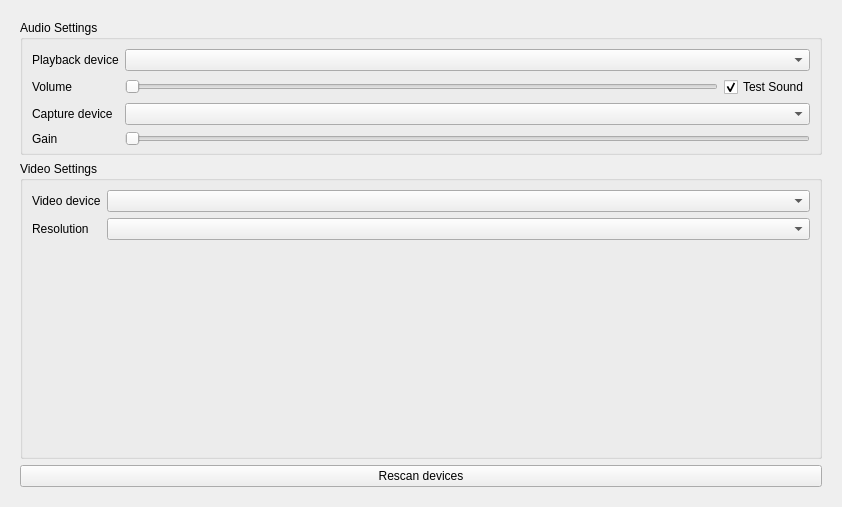
Above: src/widget/form/settings/avform.ui from qTox/qTox before the change. Below: the same form after it.
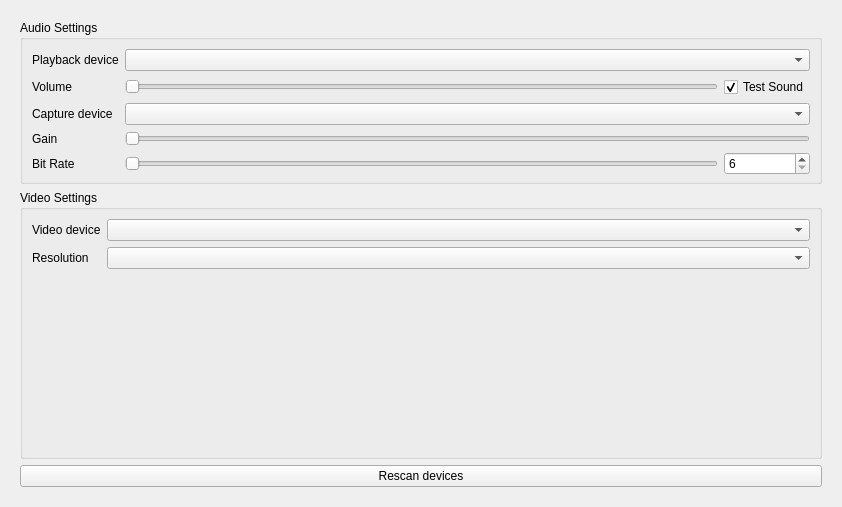
That is the form after the change. Custom widgets are drawn as their Qt base class.

Commit message: feat: add bitrate slider

Diff of the .ui file:
```diff
--- a/src/widget/form/settings/avform.ui
+++ b/src/widget/form/settings/avform.ui
@@ -44,13 +44,10 @@
           <property name="bottomMargin">
            <number>6</number>
           </property>
-          <item row="0" column="1" colspan="2">
-           <widget class="QComboBox" name="outDevCombobox"/>
-          </item>
-          <item row="3" column="1" colspan="2">
-           <widget class="QSlider" name="microphoneSlider">
-            <property name="orientation">
-             <enum>Qt::Horizontal</enum>
+          <item row="0" column="0">
+           <widget class="QLabel" name="outDevLabel">
+            <property name="text">
+             <string>Playback device</string>
             </property>
            </widget>
           </item>
@@ -61,17 +58,20 @@
             </property>
            </widget>
           </item>
-          <item row="2" column="1" colspan="2">
+          <item row="3" column="2" colspan="2">
+           <widget class="QSlider" name="microphoneSlider">
+            <property name="orientation">
+             <enum>Qt::Horizontal</enum>
+            </property>
+           </widget>
+          </item>
+          <item row="0" column="2" colspan="2">
+           <widget class="QComboBox" name="outDevCombobox"/>
+          </item>
+          <item row="2" column="2" colspan="2">
            <widget class="QComboBox" name="inDevCombobox"/>
           </item>
-          <item row="0" column="0">
-           <widget class="QLabel" name="outDevLabel">
-            <property name="text">
-             <string>Playback device</string>
-            </property>
-           </widget>
-          </item>
-          <item row="1" column="1">
+          <item row="1" column="2">
            <widget class="QSlider" name="playbackSlider">
             <property name="toolTip">
              <string>Use slider to set volume of your speakers.</string>
@@ -98,7 +98,7 @@
             </property>
            </widget>
           </item>
-          <item row="1" column="2">
+          <item row="1" column="3">
            <widget class="QCheckBox" name="cbEnableTestSound">
             <property name="text">
              <string>Test Sound</string>
@@ -108,6 +108,45 @@
             </property>
            </widget>
           </item>
+          <item row="4" column="0">
+           <widget class="QLabel" name="label">
+            <property name="text">
+             <string>Bit Rate</string>
+            </property>
+           </widget>
+          </item>
+          <item row="4" column="2">
+           <widget class="QSlider" name="bitRateSlider">
+            <property name="autoFillBackground">
+             <bool>false</bool>
+            </property>
+            <property name="minimum">
+             <number>6</number>
+            </property>
+            <property name="maximum">
+             <number>510</number>
+            </property>
+            <property name="value">
+             <number>6</number>
+            </property>
+            <property name="orientation">
+             <enum>Qt::Horizontal</enum>
+            </property>
+           </widget>
+          </item>
+          <item row="4" column="3">
+           <widget class="QSpinBox" name="bitRateSpinBox">
+            <property name="minimum">
+             <number>6</number>
+            </property>
+            <property name="maximum">
+             <number>510</number>
+            </property>
+            <property name="value">
+             <number>6</number>
+            </property>
+           </widget>
+          </item>
          </layout>
         </widget>
        </item>
```
The commit also changes 9 other files.
